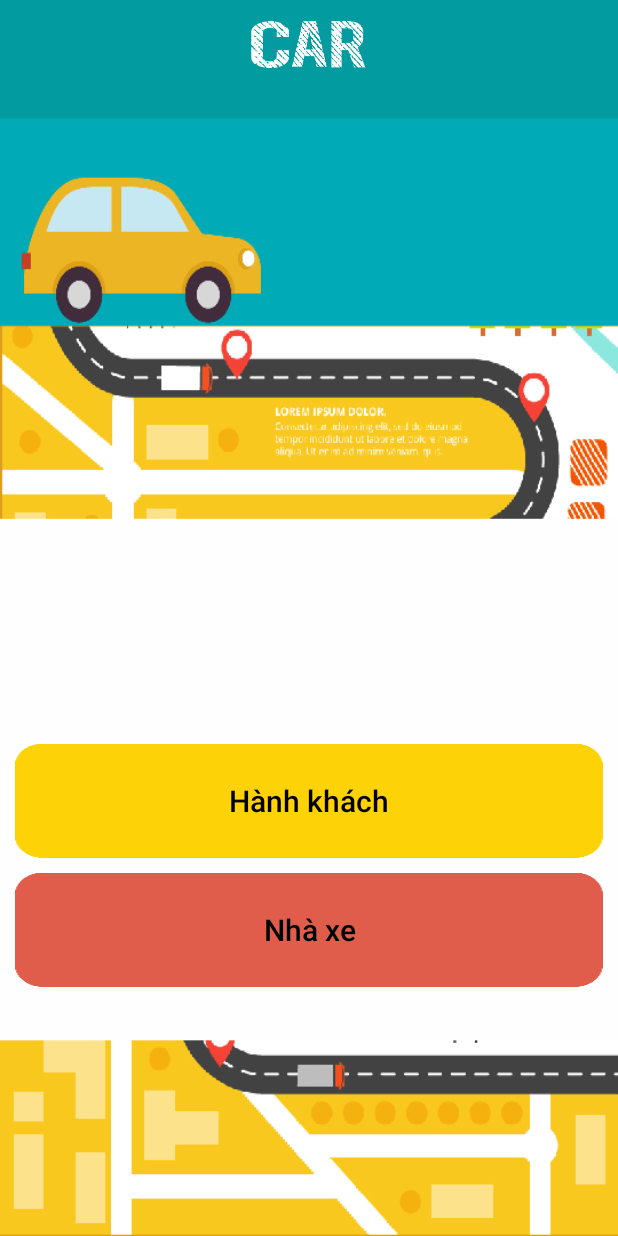
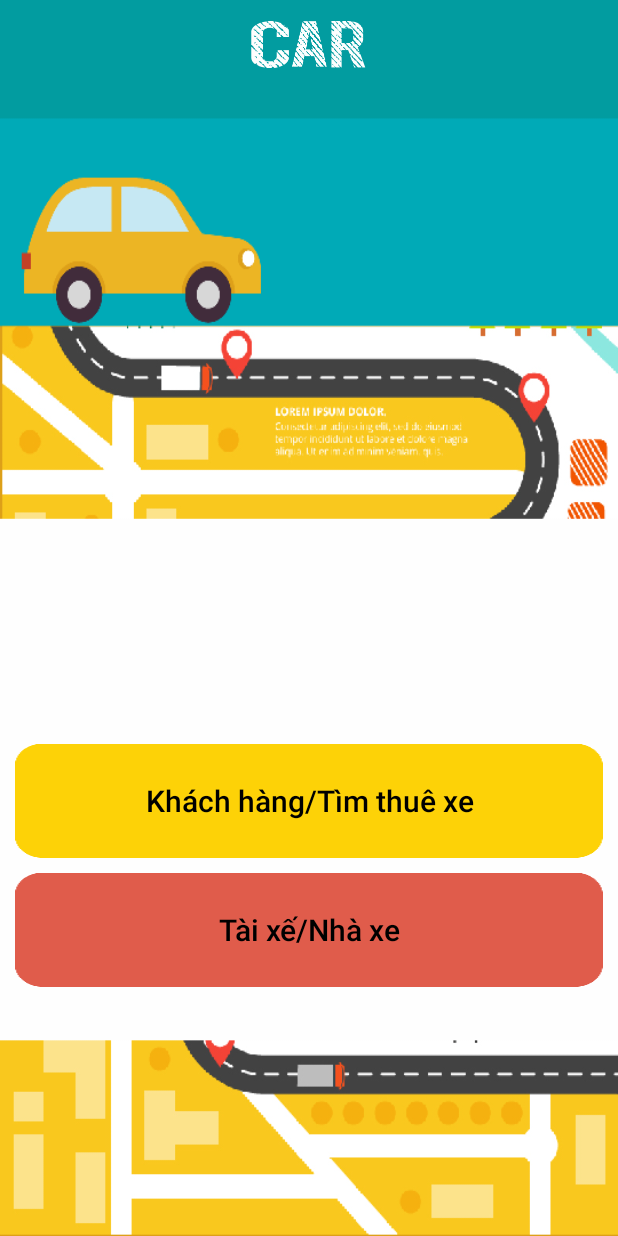
Before and after one commit to PannaCom/txvn, an Android app: the screen it shows after launch (MainActivity), on a phone screen of 412 x 824 dp. Run offline under Robolectric (Android 15) with nearby library versions, the phone set to English and light mode, and no system bars.

Commit message:
Fix UI
add some icon and text

```diff
--- a/app/src/main/res/layout/car_list_tab.xml
+++ b/app/src/main/res/layout/car_list_tab.xml
@@ -64,7 +64,7 @@
         app:layout_behavior="@string/appbar_scrolling_view_behavior"/>
     <android.support.design.widget.FloatingActionButton
         app:layout_behavior="com.quickcar.thuexe.Controller.ScrollAwareFABBehavior"
-        android:src="@drawable/filter"
+        android:src="@mipmap/loc"
         app:backgroundTint="@color/red_1"
         app:fabSize="normal"
         android:layout_gravity="bottom|right"
--- a/app/src/main/res/values/strings.xml
+++ b/app/src/main/res/values/strings.xml
@@ -1,7 +1,7 @@
 <resources>
     <string name="app_name">Thuê Xe</string>
-    <string name="passenger" translatable="false">Hành khách</string>
-    <string name="bus_owner" translatable="false">Nhà xe</string>
+    <string name="passenger" translatable="false">Khách hàng/Tìm thuê xe</string>
+    <string name="bus_owner" translatable="false">Tài xế/Nhà xe</string>
     <string name="register" translatable="false">Đăng ký</string>
     <string name="register_notice" translatable="false"><u>Đăng ký tài khoản mới</u></string>
     <string name="register_again"><u>Sai số điện thoại? Đăng ký lại.</u></string>
```
Also changed, not shown: app/src/main/res/mipmap-xxhdpi/call.png, app/src/main/res/mipmap-xxhdpi/loc.png (added), 1 other file.
